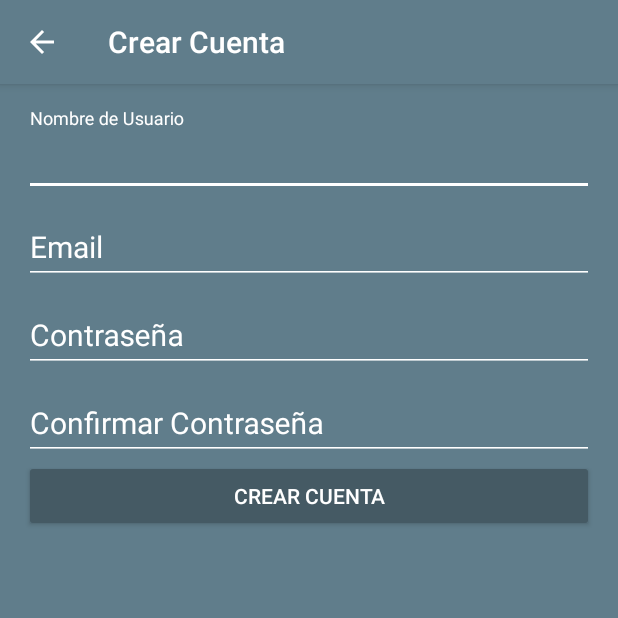
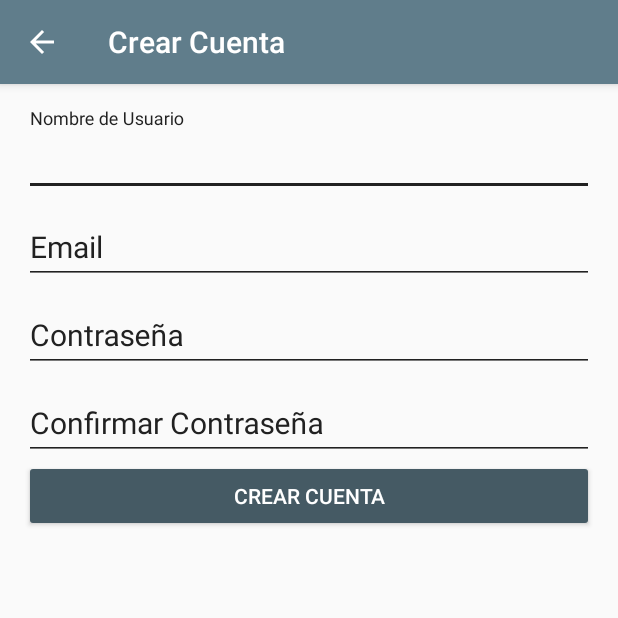
Before and after one commit to mengasis/BatiApp, an Android app: the NewAccountActivity screen opened directly, with no data from a screen before it, on a phone screen of 412 x 824 dp, the top half of it. Run offline under Robolectric (Android 15) with nearby library versions, the phone set to English and light mode, and no system bars.

Commit message:
Cambio de colores de la vista de crear cuenta

```diff
--- a/app/src/main/res/layout/activity_new_account.xml
+++ b/app/src/main/res/layout/activity_new_account.xml
@@ -6,8 +6,7 @@
     android:layout_width="match_parent"
     android:layout_height="match_parent"
     android:fitsSystemWindows="true"
-    tools:context="com.mengasis.manuel.expapp.view.NewAccountActivity"
-    android:background="@color/colorPrimary">
+    tools:context="com.mengasis.manuel.expapp.view.NewAccountActivity">
 
     <include layout="@layout/actionbar_toolbar"/>
 
@@ -28,7 +27,7 @@
             <android.support.design.widget.TextInputLayout
                 android:layout_height="wrap_content"
                 android:layout_width="match_parent"
-                android:theme="@style/EditTextWhite">
+                android:theme="@style/EditTextBlack">
 
                 <android.support.design.widget.TextInputEditText
                     android:id="@+id/username"
@@ -43,7 +42,7 @@
             <android.support.design.widget.TextInputLayout
                 android:layout_height="wrap_content"
                 android:layout_width="match_parent"
-                android:theme="@style/EditTextWhite">
+                android:theme="@style/EditTextBlack">
 
                 <android.support.design.widget.TextInputEditText
                     android:id="@+id/correo"
@@ -58,7 +57,7 @@
             <android.support.design.widget.TextInputLayout
                 android:layout_height="wrap_content"
                 android:layout_width="match_parent"
-                android:theme="@style/EditTextWhite">
+                android:theme="@style/EditTextBlack">
 
                 <android.support.design.widget.TextInputEditText
                     android:id="@+id/password"
@@ -74,7 +73,7 @@
             <android.support.design.widget.TextInputLayout
                 android:layout_height="wrap_content"
                 android:layout_width="match_parent"
-                android:theme="@style/EditTextWhite">
+                android:theme="@style/EditTextBlack">
 
                 <android.support.design.widget.TextInputEditText
                     android:id="@+id/password_confirm"
--- a/app/src/main/res/values/colors.xml
+++ b/app/src/main/res/values/colors.xml
@@ -10,5 +10,5 @@
     <color name="icons">#FFFFFF</color>
     <color name="divider">#BDBDBD</color>
     <color name="editText_white">#FFFFFF</color>
-    <color name="editText_black">#0000</color>
+    <color name="editText_black">#212121</color>
 </resources>
--- a/app/src/main/res/values/dimens.xml
+++ b/app/src/main/res/values/dimens.xml
@@ -4,6 +4,6 @@
     <dimen name="activity_vertical_margin">16dp</dimen>
     <dimen name="editText_login">20sp</dimen>
     <dimen name="padding_horizontal_login">32dp</dimen>
-    <dimen name="textsize_no_tienes_cuenta">10dp</dimen>
+    <dimen name="textsize_no_tienes_cuenta">12dp</dimen>
     <dimen name="fab_margin">16dp</dimen>
 </resources>
```
